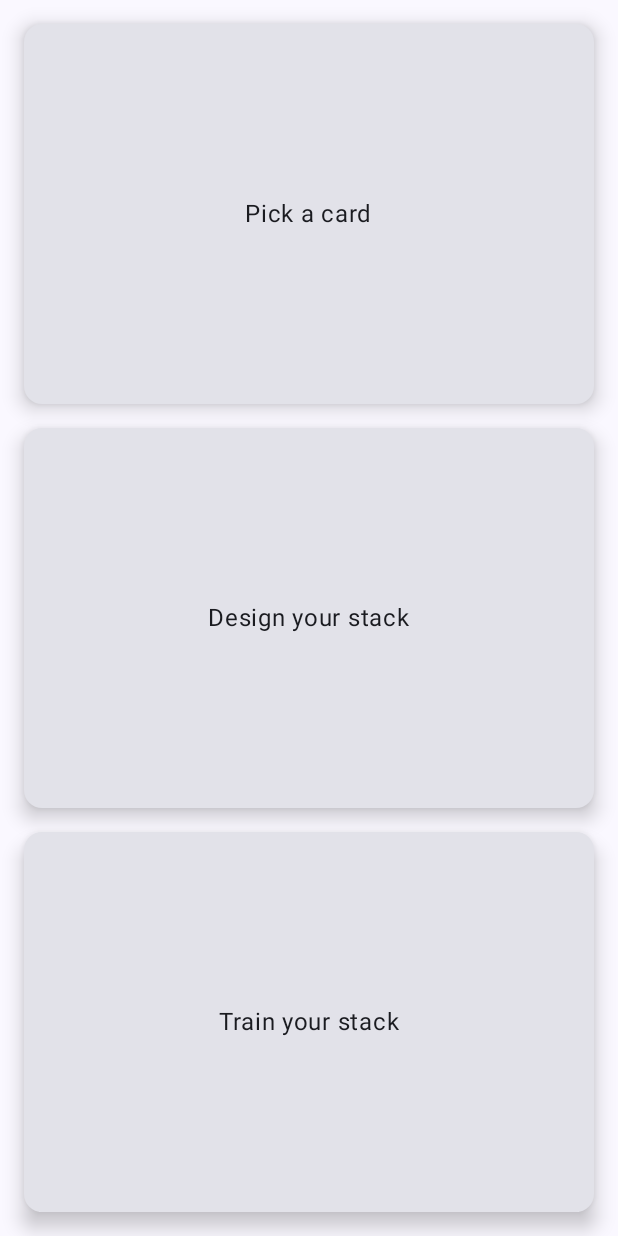
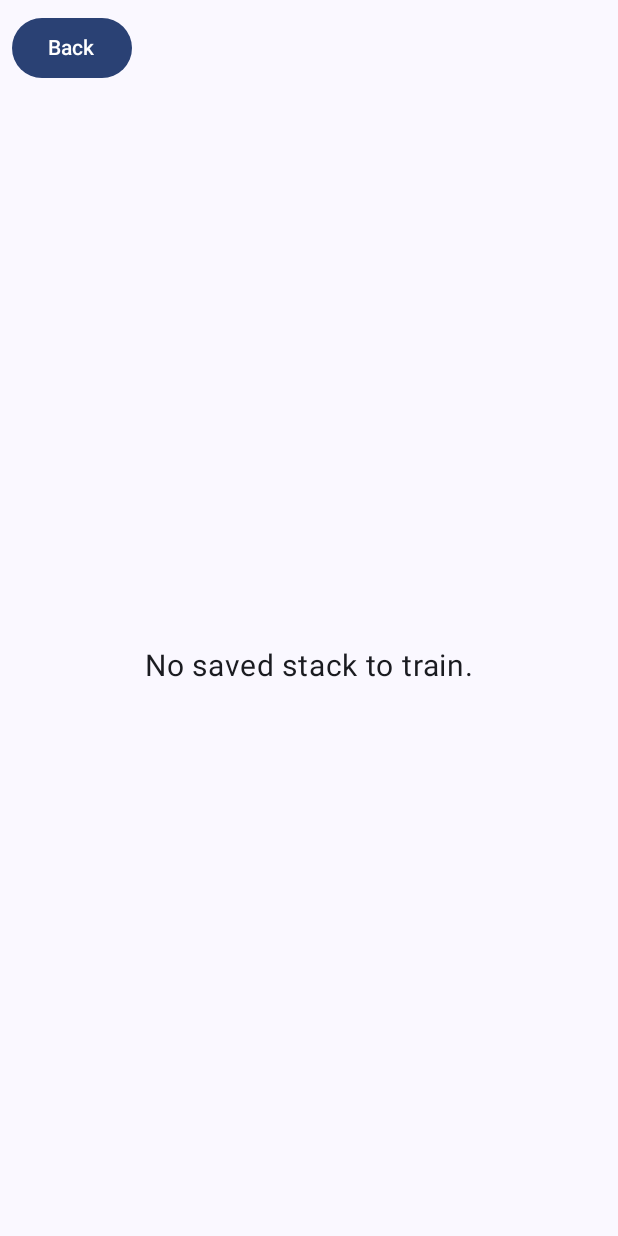
Before and after one commit to eisnan/magikit, an Android app built with Jetpack Compose: the screen it shows after launch (MainActivity), after a tap on "Train your stack", on a phone screen of 412 x 824 dp. Run offline under Robolectric (Android 15) with nearby library versions, the phone set to English and light mode, and no system bars; our stand-ins replace Room's generated code.

Commit message:
Train stack intermezzo

```diff
--- a/app/src/main/java/com/magikit/MainActivity.kt
+++ b/app/src/main/java/com/magikit/MainActivity.kt
@@ -75,7 +75,8 @@ class MainActivity : ComponentActivity() {
                                     }
                                     navController.navigate("picked_card/$cardCode")
                                 },
-                                onShowStatistics = { navController.navigate("statistics") }
+                                onShowStatistics = { navController.navigate("statistics") },
+                                onTrainYourStack = { navController.navigate("train_your_stack") }
                             )
                         }
                         composable("all_cards") {
@@ -96,6 +97,9 @@ class MainActivity : ComponentActivity() {
                         composable("statistics") {
                             StatisticsScreen(onBack = { navController.popBackStack() }, statDao = statDao)
                         }
+                        composable("train_your_stack") {
+                            TrainYourStackScreen(onBack = { navController.popBackStack() })
+                        }
                     }
                 }
             }
@@ -108,7 +112,8 @@ fun MainMenu(
     modifier: Modifier = Modifier,
     onShowAllCards: () -> Unit = {},
     onPickCard: (String) -> Unit = {},
-    onShowStatistics: () -> Unit = {}
+    onShowStatistics: () -> Unit = {},
+    onTrainYourStack: () -> Unit = {}
 ) {
     val deck = remember { Deck() }
 
@@ -164,7 +169,7 @@ fun MainMenu(
                 modifier = Modifier
                     .weight(1f)
                     .fillMaxWidth()
-                    .clickable { /* TODO: Implement training action */ },
+                    .clickable { onTrainYourStack() },
                 elevation = CardDefaults.cardElevation(8.dp)
             ) {
                 Box(
--- /dev/null
+++ b/app/src/main/java/com/magikit/TrainYourStackScreen.kt
@@ -0,0 +1,94 @@
+package com.magikit
+
+import androidx.compose.foundation.Image
+import androidx.compose.runtime.*
+import androidx.compose.foundation.layout.*
+import androidx.compose.material3.*
+import androidx.compose.ui.Alignment
+import androidx.compose.ui.Modifier
+import androidx.compose.ui.unit.dp
+import androidx.compose.ui.unit.sp
+import androidx.compose.ui.platform.LocalContext
+import androidx.compose.ui.res.painterResource
+import com.magikit.data.AppDatabase
+import kotlinx.coroutines.Dispatchers
+import kotlinx.coroutines.withContext
+import androidx.compose.ui.text.input.TextFieldValue
+import com.magikit.Card
+
+@Composable
+fun TrainYourStackScreen(onBack: () -> Unit = {}) {
+    val context = LocalContext.current
+    var stack by remember { mutableStateOf<List<Pair<Int, String>>>(emptyList()) }
+    var currentQuestion by remember { mutableStateOf<Pair<Int, String>?>(null) }
+    var showQuestion by remember { mutableStateOf(false) }
+    var answer by remember { mutableStateOf(TextFieldValue("")) }
+    var feedback by remember { mutableStateOf("") }
+
+    // Load stack from DB on first composition
+    LaunchedEffect(Unit) {
+        val db = AppDatabase.getInstance(context)
+        val stackDao = db.stackPositionDao()
+        val savedStack = withContext(Dispatchers.IO) { stackDao.getAll() }
+        val pairs = savedStack.filter { it.cardCode != null }.map { it.position to it.cardCode!! }
+        stack = pairs
+        if (pairs.isNotEmpty()) {
+            currentQuestion = pairs.random()
+            showQuestion = true
+        }
+    }
+
+    Column(modifier = Modifier.fillMaxSize()) {
+        Row(
+            modifier = Modifier.fillMaxWidth().padding(8.dp),
+            horizontalArrangement = Arrangement.Start
+        ) {
+            Button(onClick = onBack) {
+                Text("Back")
+            }
+        }
+        Box(
+            modifier = Modifier.fillMaxSize(),
+            contentAlignment = Alignment.Center
+        ) {
+            if (showQuestion && currentQuestion != null) {
+                val (index, cardCode) = currentQuestion!!
+                Column(horizontalAlignment = Alignment.CenterHorizontally) {
+                    Text(
+                        text = "Which card is at position ${index + 1}?",
+                        fontSize = 24.sp,
+                        modifier = Modifier.padding(16.dp)
+                    )
+                    Row(
+                        verticalAlignment = Alignment.CenterVertically,
+                        horizontalArrangement = Arrangement.spacedBy(8.dp)
+                    ) {
+                        Image(
+                            painter = painterResource(R.drawable.brb),
+                            contentDescription = "",
+                            modifier = Modifier.size(100.dp)
+                        )
+                    }
+                    Spacer(modifier = Modifier.height(16.dp))
+                    Row(horizontalArrangement = Arrangement.spacedBy(12.dp)) {
+                        Button(onClick = {
+                            feedback = ""
+                            answer = TextFieldValue("")
+                            if (stack.isNotEmpty()) {
+                                currentQuestion = stack.random()
+                            }
+                        }) {
+                            Text("Skip")
+                        }
+                    }
+                    if (feedback.isNotEmpty()) {
+                        Spacer(modifier = Modifier.height(8.dp))
+                        Text(feedback, fontSize = 18.sp)
+                    }
+                }
+            } else {
+                Text("No saved stack to train.", fontSize = 20.sp)
+            }
+        }
+    }
+}
```
Also changed, not shown: app/src/main/java/com/magikit/AllCardsScreen.kt (+12 -10 lines), app/src/main/java/com/magikit/StatisticsScreen.kt (+10 -11 lines), app/src/main/res/drawable/brb.png (added).
